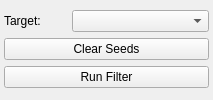
Qt form src/Interface/ToolInterface/FillHolesFilterInterface.ui (SCIInstitute/Seg3D) before a commit.
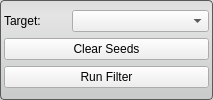
The same form after that commit.

Commit message: updates to all tool interfaces

```diff
--- a/src/Interface/ToolInterface/FillHolesFilterInterface.ui
+++ b/src/Interface/ToolInterface/FillHolesFilterInterface.ui
@@ -31,6 +31,13 @@
   <property name="windowTitle">
    <string>Fill Holes Filter</string>
   </property>
+  <property name="styleSheet">
+   <string notr="true">QWidget#FillHolesFilterInterface{
+  border-radius: 4px;
+  border: 1px solid rgb(90, 90, 90);
+  background-color: qlineargradient(spread:pad, x1:0.5, y1:0, x2:0.5, y2:0.960227, stop:0 rgba(221, 221, 221, 255), stop:0.155779 rgba(228, 228, 228, 255), stop:1 rgba(202, 204, 204, 255));      
+}</string>
+  </property>
   <layout class="QVBoxLayout" name="verticalLayout">
    <property name="spacing">
     <number>0</number>
```
The commit also changes 26 other files.
